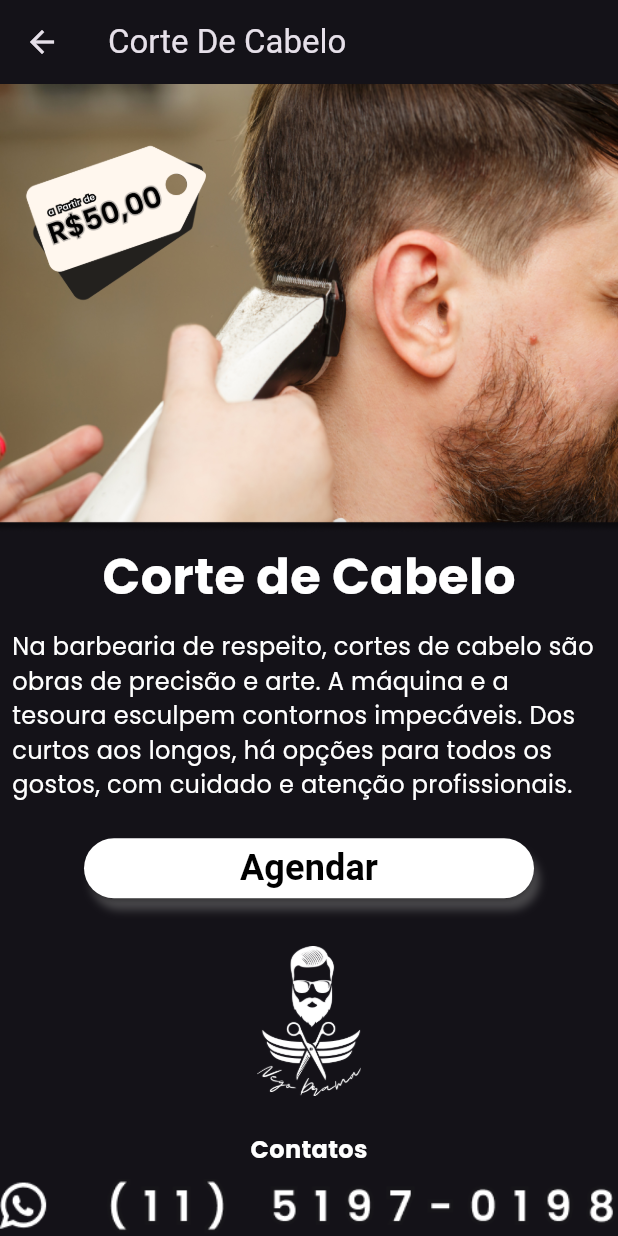
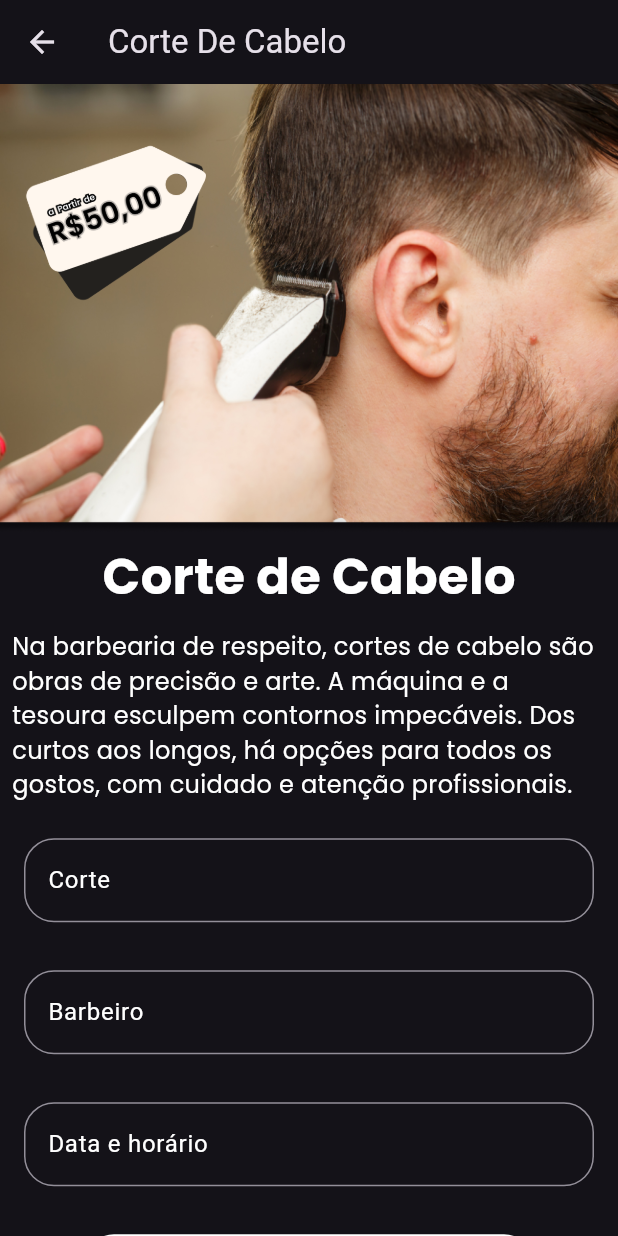
Before and after one commit to joaopedroa1/corte-barbearia, a Flutter app: the Menu screen opened directly, after a tap on "Corte De Cabelo", on a phone screen of 412 x 824 dp. Run offline on Flutter 3.47's test engine with Material 3 defaults, Android fonts, the phone set to English and light mode, and no system bars; our stand-ins replace another_carousel_pro, cloud_firestore, firebase_auth, firebase_core, google_fonts; accounts and stored records are empty.

Commit message:
Bd completo

```diff
--- a/lib/main.dart
+++ b/lib/main.dart
@@ -1,4 +1,7 @@
+
 import 'package:corte_barbearia/view/pages/corteCabelo.dart';
+import 'package:corte_barbearia/view/pages/login.dart';
+import 'package:corte_barbearia/view/pages/menuCortes.dart';
 import 'package:flutter/material.dart';
 import 'package:firebase_core/firebase_core.dart';
 import 'firebase_options.dart';
@@ -11,5 +14,5 @@ void main() async {
   }
 
 class MyApp extends MaterialApp {
-   MyApp({super.key}) : super(home: CorteDeCabelo(), debugShowCheckedModeBanner: false, theme: ThemeData(brightness: Brightness.dark));
+   MyApp({super.key}) : super(home: Menu(), debugShowCheckedModeBanner: false, theme: ThemeData(brightness: Brightness.dark));
 }
--- a/lib/view/pages/corteCabelo.dart
+++ b/lib/view/pages/corteCabelo.dart
@@ -1,3 +1,4 @@
+import 'package:cloud_firestore/cloud_firestore.dart';
 import 'package:corte_barbearia/view/widgets/myAppBar.dart';
 import 'package:flutter/material.dart';
 import 'package:google_fonts/google_fonts.dart';
@@ -7,7 +8,10 @@ class CorteDeCabelo extends StatelessWidget {
 
   @override
   Widget build(BuildContext context) {
-    return  Scaffold(
+    final corte = TextEditingController();
+    final barbeiro = TextEditingController();
+    final dh = TextEditingController();
+    return Scaffold(
       appBar: MyAppBar(texto: "Corte De Cabelo"),
       body: ListView(
         children: [
@@ -16,14 +20,56 @@ class CorteDeCabelo extends StatelessWidget {
             children: [
               Padding(
                 padding: const EdgeInsets.all(4.0),
-                child: Text("Corte de Cabelo", style: GoogleFonts.poppins(textStyle: const TextStyle(fontSize: 33,fontWeight: FontWeight.bold, color: Colors.white))),
+                child: Text("Corte de Cabelo",
+                    style: GoogleFonts.poppins(
+                        textStyle: const TextStyle(
+                            fontSize: 33,
+                            fontWeight: FontWeight.bold,
+                            color: Colors.white))),
               ),
               Padding(
                 padding: const EdgeInsets.all(8.0),
-                child: Text("Na barbearia de respeito, cortes de cabelo são obras de precisão e arte. A máquina e a tesoura esculpem contornos impecáveis. Dos curtos aos longos, há opções para todos os gostos, com cuidado e atenção profissionais.",
-                 style: GoogleFonts.poppins(textStyle: const TextStyle(fontSize: 16,fontWeight: FontWeight.normal, color: Colors.white))),
+                child: Text(
+                    "Na barbearia de respeito, cortes de cabelo são obras de precisão e arte. A máquina e a tesoura esculpem contornos impecáveis. Dos curtos aos longos, há opções para todos os gostos, com cuidado e atenção profissionais.",
+                    style: GoogleFonts.poppins(
+                        textStyle: const TextStyle(
+                            fontSize: 16,
+                            fontWeight: FontWeight.normal,
+                            color: Colors.white))),
               ),
-
+              Padding(
+                padding: const EdgeInsets.all(16.0),
+                child: TextFormField(
+                    controller: corte,
+                    style: TextStyle(color: Colors.white),
+                    decoration: InputDecoration(
+                        hintText: 'Corte',
+                        hintStyle: TextStyle(color: Colors.white, fontSize: 16),
+                        border: OutlineInputBorder(
+                            borderRadius: BorderRadius.circular(20)))),
+              ),
+              Padding(
+                padding: const EdgeInsets.all(16.0),
+                child: TextFormField(
+                    controller: barbeiro,
+                    style: TextStyle(color: Colors.white),
+                    decoration: InputDecoration(
+                        hintText: 'Barbeiro',
+                        hintStyle: TextStyle(color: Colors.white, fontSize: 16),
+                        border: OutlineInputBorder(
+                            borderRadius: BorderRadius.circular(20)))),
+              ),
+              Padding(
+                padding: const EdgeInsets.all(16.0),
+                child: TextFormField(
+                    controller: dh,
+                    style: TextStyle(color: Colors.white),
+                    decoration: InputDecoration(
+                        hintText: 'Data e horário',
+                        hintStyle: TextStyle(color: Colors.white, fontSize: 16),
+                        border: OutlineInputBorder(
+                            borderRadius: BorderRadius.circular(20)))),
+              ),
               Padding(
                 padding: const EdgeInsets.all(16.0),
                 child: Container(
@@ -42,7 +88,20 @@ class CorteDeCabelo extends StatelessWidget {
                       style: ElevatedButton.styleFrom(
                         backgroundColor: Colors.white,
                       ),
-                    onPressed: () async {},
+                      onPressed: () async {
+                        final db = FirebaseFirestore.instance;
+                        final cortes = <String, dynamic>{
+                          "tipoDeCorte": corte.text,
+                          "barbeiro": barbeiro.text,
+                          "dEh": dh.text
+                        };
+                        try {
+                          db.collection("informacoes").add(cortes);
+                          cortes.clear();
+                        } catch (e) {
+                          print(e);
+                        }
+                      },
                       child: const Text(
                         'Agendar',
                         style: TextStyle(
@@ -53,18 +112,33 @@ class CorteDeCabelo extends StatelessWidget {
                       )),
                 ),
               ),
-
               const Padding(
                 padding: EdgeInsets.all(16.0),
-             child: Image(width:80, height: 100, image: AssetImage('assets/Group 1.png')),
+                child: Image(
+                    width: 80,
+                    height: 100,
+                    image: AssetImage('assets/Group 1.png')),
               ),
               Padding(
                 padding: const EdgeInsets.all(8.0),
-                child: Text("Contatos", style: GoogleFonts.poppins(textStyle: const TextStyle(fontSize: 16,fontWeight: FontWeight.bold, color: Colors.white))),
+                child: Text("Contatos",
+                    style: GoogleFonts.poppins(
+                        textStyle: const TextStyle(
+                            fontSize: 16,
+                            fontWeight: FontWeight.bold,
+                            color: Colors.white))),
               ),
               SizedBox(),
-              const Image(image: AssetImage('assets/whatsapp.png')),
-              const Image(image: AssetImage('assets/instagram.png'))
+              const Image(
+                image: AssetImage('assets/whatsapp.png'),
+                width: 200,
+                height: 50,
+              ),
+              const Image(
+                image: AssetImage('assets/instagram.png'),
+                width: 200,
+                height: 50,
+              )
             ],
           )
         ],
--- a/lib/view/pages/menuCortes.dart
+++ b/lib/view/pages/menuCortes.dart
@@ -1,4 +1,5 @@
 import 'package:another_carousel_pro/another_carousel_pro.dart';
+import 'package:corte_barbearia/view/pages/agenda.dart';
 import 'package:corte_barbearia/view/widgets/card.dart';
 import 'package:corte_barbearia/view/widgets/myAppBar.dart';
 import 'package:flutter/material.dart';
@@ -71,15 +72,27 @@ class Menu extends StatelessWidget {
                   ),
                 ]),
               ),
+              ElevatedButton(
+                style: ElevatedButton.styleFrom(
+                backgroundColor: Colors.white,
+                ),
+                onPressed: () {
+                  Navigator.of(context).push(
+                            MaterialPageRoute(builder: (context) => Agendar()));
+                }, child:
+                Padding(
+                  padding: const EdgeInsets.all(16.0),
+                  child: Text('Cortes agendados', style: TextStyle(color: Colors.black, fontSize: 15), ),
+                )
+                ),
               const Image(width:80, height: 100, image: AssetImage('assets/Group 1.png')),
               Padding(
                 padding: const EdgeInsets.all(8.0),
                 child: Text("Contatos", style: GoogleFonts.poppins(textStyle: const TextStyle(fontSize: 16,fontWeight: FontWeight.bold, color: Colors.white))),
               ),
               SizedBox(),
-              const Image(image: AssetImage('assets/whatsapp.png')),
-              const Image(image: AssetImage('assets/instagram.png'))
-
+              const Image(image: AssetImage('assets/whatsapp.png'),width: 200, height: 50),
+              const Image(image: AssetImage('assets/instagram.png'), width: 200, height: 50)
             ],
           ),
         ),
--- a/pubspec.yaml
+++ b/pubspec.yaml
@@ -39,6 +39,8 @@ dependencies:
   cupertino_icons: ^1.0.2
   firebase_auth: ^4.17.8
   another_carousel_pro: ^1.0.2
+  firebase_database: ^10.4.9
+  cloud_firestore: ^4.15.8
 
 dev_dependencies:
   flutter_test:
```
Also changed, not shown: lib/view/pages/agenda.dart (added, +62 -0 lines), pubspec.lock, 4 other files. Lines whose indentation alone changed are shown as unchanged.
